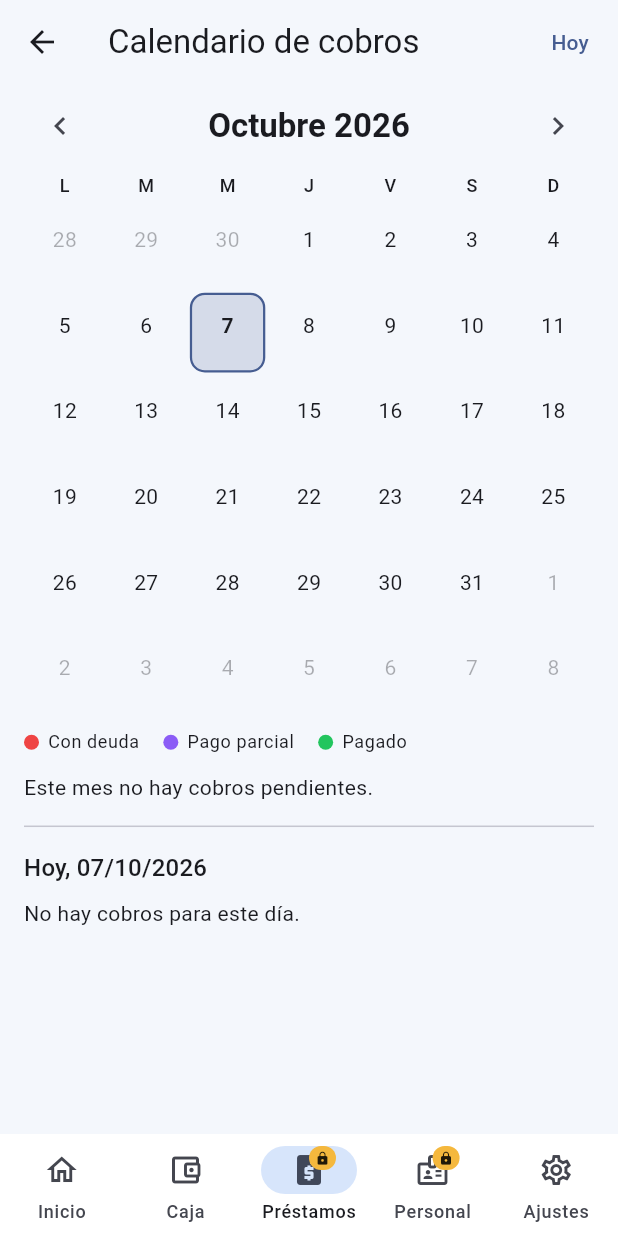
After one commit to Ronnyvilla3021/Cuadra-mobile, a Flutter app: the CalendarioPrestamosScreen screen opened by its route, on a phone screen of 412 x 824 dp. The commit adds this screen. Run offline on Flutter 3.47's test engine with Material 3 defaults, Android fonts, the phone set to English and light mode, and no system bars; our stand-ins replace drift, drift_flutter, flutter_riverpod, go_router, google_mobile_ads, shared_preferences; accounts and stored records are empty; generated files the repository leaves out were written again.

Commit message:
feat: calendario de cobros de préstamos

```diff
--- a/lib/core/router/app_router.dart
+++ b/lib/core/router/app_router.dart
@@ -8,6 +8,7 @@ import '../../features/home/home_screen.dart';
 import '../../features/onboarding/onboarding_screen.dart';
 import '../../features/onboarding/splash_screen.dart';
 import '../../features/personal/personal_screen.dart';
+import '../../features/prestamos/calendario_prestamos_screen.dart';
 import '../../features/prestamos/nuevo_prestamo_screen.dart';
 import '../../features/prestamos/prestamo_detalle_screen.dart';
 import '../../features/prestamos/prestamos_screen.dart';
@@ -61,6 +62,11 @@ final appRouterProvider = Provider<GoRouter>((ref) {
                   builder: (context, state) => const NuevoPrestamoScreen(),
                 ),
                 GoRoute(
+                  path: 'calendario',
+                  builder: (context, state) =>
+                      const CalendarioPrestamosScreen(),
+                ),
+                GoRoute(
                   path: ':id',
                   builder: (context, state) => PrestamoDetalleScreen(
                     id: int.tryParse(state.pathParameters['id'] ?? '') ?? 0,
--- /dev/null
+++ b/lib/features/prestamos/calendario_prestamos_screen.dart
@@ -0,0 +1,295 @@
+import 'package:flutter/material.dart';
+import 'package:flutter_riverpod/flutter_riverpod.dart';
+import 'package:go_router/go_router.dart';
+
+import '../../core/utils/fechas.dart';
+import '../../core/utils/money.dart';
+import '../../data/database/prestamos_queries.dart';
+import 'estado_ui.dart';
+import 'prestamos_providers.dart';
+
+const _meses = [
+  'Enero',
+  'Febrero',
+  'Marzo',
+  'Abril',
+  'Mayo',
+  'Junio',
+  'Julio',
+  'Agosto',
+  'Septiembre',
+  'Octubre',
+  'Noviembre',
+  'Diciembre',
+];
+
+const _diasSemana = ['L', 'M', 'M', 'J', 'V', 'S', 'D'];
+
+/// Los 42 días (6 semanas, empezando en lunes) que llenan la cuadrícula del mes.
+List<DateTime> diasDeCuadricula(DateTime mes) {
+  final primero = DateTime(mes.year, mes.month, 1);
+  final desfase = primero.weekday - 1; // lunes = 0
+  return [
+    for (var i = 0; i < 42; i++)
+      DateTime(primero.year, primero.month, 1 - desfase + i),
+  ];
+}
+
+/// Calendario simple con las fechas en que te deben pagar.
+/// Cada día muestra puntos de color: rojo = con deuda, morado = pago parcial,
+/// verde = pagado.
+class CalendarioPrestamosScreen extends ConsumerStatefulWidget {
+  const CalendarioPrestamosScreen({super.key});
+
+  @override
+  ConsumerState<CalendarioPrestamosScreen> createState() =>
+      _CalendarioPrestamosScreenState();
+}
+
+class _CalendarioPrestamosScreenState
+    extends ConsumerState<CalendarioPrestamosScreen> {
+  late DateTime _mes = DateTime(DateTime.now().year, DateTime.now().month);
+  late DateTime _seleccionado = soloDia(DateTime.now());
+
+  void _cambiarMes(int delta) {
+    setState(() => _mes = DateTime(_mes.year, _mes.month + delta));
+  }
+
+  void _irAHoy() {
+    final hoy = DateTime.now();
+    setState(() {
+      _mes = DateTime(hoy.year, hoy.month);
+      _seleccionado = soloDia(hoy);
+    });
+  }
+
+  @override
+  Widget build(BuildContext context) {
+    final textTheme = Theme.of(context).textTheme;
+    final todos =
+        ref.watch(resumenPrestamosProvider).value ?? const <ResumenPrestamo>[];
+
+    // Préstamos agrupados por su fecha de pago.
+    final porDia = <DateTime, List<ResumenPrestamo>>{};
+    for (final r in todos) {
+      final v = r.prestamo.fechaVencimiento;
+      if (v == null) continue;
+      porDia.putIfAbsent(soloDia(v), () => []).add(r);
+    }
+
+    final hoy = soloDia(DateTime.now());
+    final dias = diasDeCuadricula(_mes);
+
+    // Resumen del mes que se está viendo.
+    final delMes = todos.where((r) {
+      final v = r.prestamo.fechaVencimiento;
+      return v != null &&
+          v.year == _mes.year &&
+          v.month == _mes.month &&
+          r.estado != EstadoPrestamo.pagado;
+    }).toList();
+    final porCobrarMes = delMes.fold<int>(0, (s, r) => s + r.pendienteCentavos);
+
+    final delDia = [...(porDia[_seleccionado] ?? const <ResumenPrestamo>[])]
+      ..sort((a, b) => a.estado.index.compareTo(b.estado.index));
+    final etiquetaDia =
+        _seleccionado == hoy ? 'Hoy, ${fechaCorta(_seleccionado)}' : fechaCorta(_seleccionado);
+
+    return Scaffold(
+      appBar: AppBar(
+        title: const Text('Calendario de cobros'),
+        actions: [TextButton(onPressed: _irAHoy, child: const Text('Hoy'))],
+      ),
+      body: ListView(
+        padding: const EdgeInsets.fromLTRB(16, 4, 16, 32),
+        children: [
+          Row(
+            children: [
+              IconButton(
+                tooltip: 'Mes anterior',
+                icon: const Icon(Icons.chevron_left),
+                onPressed: () => _cambiarMes(-1),
+              ),
+              Expanded(
+                child: Text(
+                  '${_meses[_mes.month - 1]} ${_mes.year}',
+                  textAlign: TextAlign.center,
+                  style: textTheme.titleLarge?.copyWith(fontWeight: FontWeight.bold),
+                ),
+              ),
+              IconButton(
+                tooltip: 'Mes siguiente',
+                icon: const Icon(Icons.chevron_right),
+                onPressed: () => _cambiarMes(1),
+              ),
+            ],
+          ),
+          const SizedBox(height: 8),
+          Row(
+            children: [
+              for (final d in _diasSemana)
+                Expanded(
+                  child: Center(child: Text(d, style: textTheme.labelMedium)),
+                ),
+            ],
+          ),
+          const SizedBox(height: 4),
+          GridView.count(
+            crossAxisCount: 7,
+            shrinkWrap: true,
+            physics: const NeverScrollableScrollPhysics(),
+            childAspectRatio: 0.95,
+            children: [
+              for (final dia in dias)
+                _CeldaDia(
+                  dia: dia,
+                  delMes: dia.month == _mes.month,
+                  esHoy: dia == hoy,
+                  seleccionado: dia == _seleccionado,
+                  estados: (porDia[dia] ?? const <ResumenPrestamo>[])
+                      .map((r) => r.estado)
+                      .toSet()
+                      .toList()
+                    ..sort((a, b) => a.index.compareTo(b.index)),
+                  onTap: () => setState(() => _seleccionado = dia),
+                ),
+            ],
+          ),
+          const SizedBox(height: 8),
+          Wrap(
+            spacing: 16,
+            runSpacing: 4,
+            children: [
+              for (final e in EstadoPrestamo.values) _Leyenda(estado: e),
+            ],
+          ),
+          const SizedBox(height: 12),
+          Text(
+            delMes.isEmpty
+                ? 'Este mes no hay cobros pendientes.'
+                : 'Este mes: ${delMes.length} '
+                    '${delMes.length == 1 ? 'cobro' : 'cobros'} · '
+                    '${Money.format(porCobrarMes)} por cobrar',
+            style: textTheme.bodyMedium,
+          ),
+          const Divider(height: 32),
+          Text(etiquetaDia, style: textTheme.titleMedium),
+          const SizedBox(height: 8),
+          if (delDia.isEmpty)
+            Text('No hay cobros para este día.', style: textTheme.bodyMedium),
+          for (final r in delDia)
+            Card(
+              margin: const EdgeInsets.symmetric(vertical: 4),
+              child: ListTile(
+                leading: CircleAvatar(
+                  backgroundColor: r.estado.color.withValues(alpha: 0.15),
+                  child: Icon(Icons.person_outline, color: r.estado.color),
+                ),
+                title: Text(r.cliente.nombre),
+                subtitle: Text(
+                  r.estado == EstadoPrestamo.pagado
+                      ? 'Pagado completo'
+                      : 'Pendiente ${Money.format(r.pendienteCentavos)}',
+                  style: TextStyle(color: r.estado.color),
+                ),
+                trailing: EstadoChip(estado: r.estado),
+                onTap: () => context.push('/prestamos/${r.prestamo.id}'),
+              ),
+            ),
+        ],
+      ),
+    );
+  }
+}
+
+class _CeldaDia extends StatelessWidget {
+  const _CeldaDia({
+    required this.dia,
+    required this.delMes,
+    required this.esHoy,
+    required this.seleccionado,
+    required this.estados,
+    required this.onTap,
+  });
+
+  final DateTime dia;
+  final bool delMes;
+  final bool esHoy;
+  final bool seleccionado;
+  final List<EstadoPrestamo> estados;
+  final VoidCallback onTap;
+
+  @override
+  Widget build(BuildContext context) {
+    final scheme = Theme.of(context).colorScheme;
+    final fuerte = seleccionado || esHoy;
+
+    return Padding(
+      padding: const EdgeInsets.all(2),
+      child: InkWell(
+        borderRadius: BorderRadius.circular(10),
+        onTap: onTap,
+        child: Container(
+          decoration: BoxDecoration(
+            color: seleccionado ? scheme.primary.withValues(alpha: 0.18) : null,
+            borderRadius: BorderRadius.circular(10),
+            border: esHoy ? Border.all(color: scheme.primary, width: 1.5) : null,
+          ),
+          child: Column(
+            mainAxisAlignment: MainAxisAlignment.center,
+            children: [
+              Text(
+                '${dia.day}',
+                style: TextStyle(
+                  fontWeight: fuerte ? FontWeight.bold : null,
+                  color: delMes ? null : scheme.onSurface.withValues(alpha: 0.35),
+                ),
+              ),
+              const SizedBox(height: 4),
+              SizedBox(
+                height: 6,
+                child: Row(
+                  mainAxisSize: MainAxisSize.min,
+                  children: [
+                    for (final e in estados)
+                      Container(
+                        width: 6,
+                        height: 6,
+                        margin: const EdgeInsets.symmetric(horizontal: 1.5),
+                        decoration: BoxDecoration(
+                          color: e.color,
+                          shape: BoxShape.circle,
+                        ),
+                      ),
+                  ],
+                ),
+              ),
+            ],
+          ),
+        ),
+      ),
+    );
+  }
+}
+
+class _Leyenda extends StatelessWidget {
+  const _Leyenda({required this.estado});
+
+  final EstadoPrestamo estado;
+
+  @override
+  Widget build(BuildContext context) {
+    return Row(
+      mainAxisSize: MainAxisSize.min,
+      children: [
+        Container(
+          width: 10,
+          height: 10,
+          decoration: BoxDecoration(color: estado.color, shape: BoxShape.circle),
+        ),
+        const SizedBox(width: 6),
+        Text(estado.etiqueta, style: Theme.of(context).textTheme.bodySmall),
+      ],
+    );
+  }
+}
--- a/lib/features/prestamos/prestamos_screen.dart
+++ b/lib/features/prestamos/prestamos_screen.dart
@@ -72,6 +72,11 @@ class _PrestamosListaState extends ConsumerState<_PrestamosLista> {
       appBar: AppBar(
         title: const Text('Préstamos'),
         actions: [
+          IconButton(
+            tooltip: 'Calendario de cobros',
+            icon: const Icon(Icons.calendar_month_outlined),
+            onPressed: () => context.push('/prestamos/calendario'),
+          ),
           IconButton(
             tooltip: 'Ajustes de préstamos',
             icon: const Icon(Icons.tune),
```
Also changed, not shown: 1 other file.
